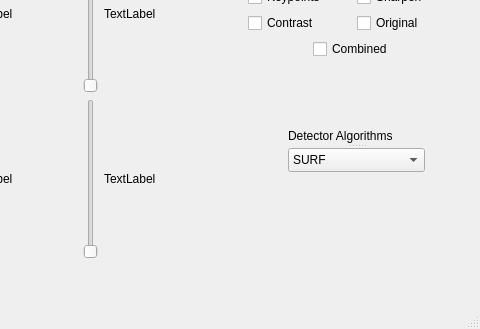
pal-robotics/tiago_tutorials, file tiago_opencv_tutorial/resources/gui_keypoints.ui: the form before one commit; both pictures show x 212 to 692 and y 269 to 598 of the 692 by 598 pixel window.
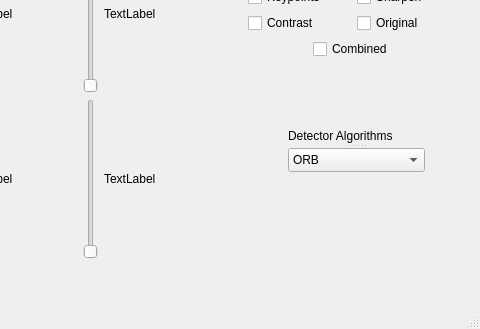
The form after the commit.

Commit message: Removing SURF, SIFT and STAR detectors

Patch:
```diff
--- a/tiago_opencv_tutorial/resources/gui_keypoints.ui
+++ b/tiago_opencv_tutorial/resources/gui_keypoints.ui
@@ -304,16 +304,6 @@
      </property>
     </widget>
     <widget class="QComboBox" name="Detector_choice">
-     <item>
-      <property name="text">
-       <string>SURF</string>
-      </property>
-     </item>
-     <item>
-      <property name="text">
-       <string>SIFT</string>
-      </property>
-     </item>
      <item>
       <property name="text">
        <string>ORB</string>
```
Left out of the diff: 5 changed lines with no effect on the pictures. The commit also changes 1 other file.
